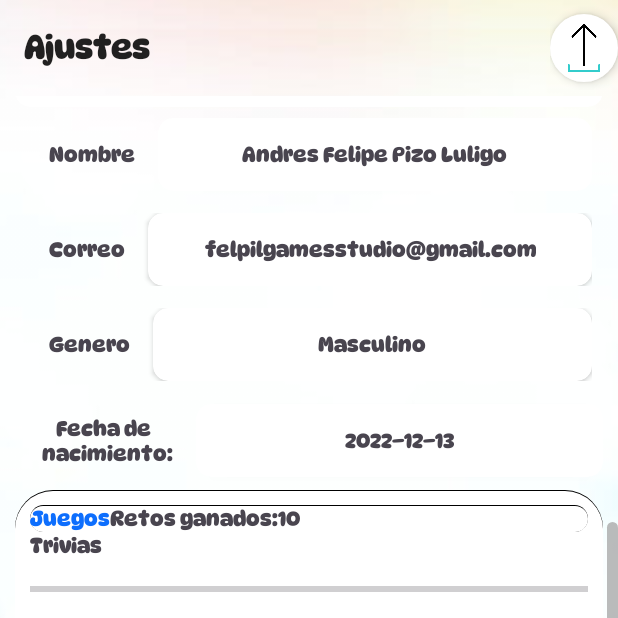
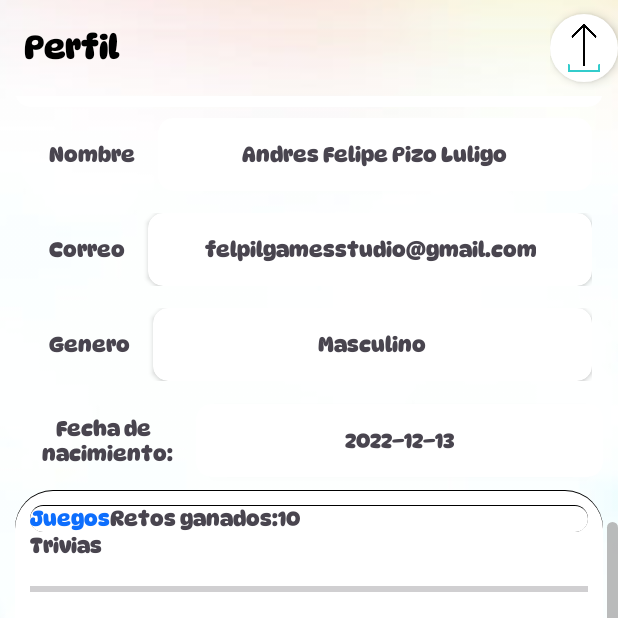
Before and after one commit to AndresFelipe077/Mis-Primeros-Auxilitos-APP, an Android app: the Profile screen opened directly, with no data from a screen before it, scrolled down 458 dp, on a phone screen of 412 x 824 dp, the top half of it. Run offline under Robolectric (Android 15) with nearby library versions, the phone set to English and light mode, and no system bars; our stand-ins replace CircleImageView; libraries missing offline, so code that uses them is left out: www.sanju.motiontoast; pictures from the network do not load; 1 statement that could not run was skipped.

Commit message:
Change title ajustes to Perfil

```diff
--- a/app/src/main/java/com/auxilitos/mis_primeros_auxilitos/registro/Profile.kt
+++ b/app/src/main/java/com/auxilitos/mis_primeros_auxilitos/registro/Profile.kt
@@ -23,18 +23,19 @@ import com.auxilitos.mis_primeros_auxilitos.databinding.ActivityProfileBinding
 import com.auxilitos.mis_primeros_auxilitos.model.response.RegisterResponse
 import com.auxilitos.mis_primeros_auxilitos.model.response.User
 import com.auxilitos.mis_primeros_auxilitos.model.response.UserManager
+import com.bumptech.glide.Glide
 import com.google.android.material.bottomsheet.BottomSheetDialog
 import com.google.android.material.dialog.MaterialAlertDialogBuilder
 import de.hdodenhof.circleimageview.CircleImageView
 import retrofit2.Call
 import retrofit2.Callback
 import retrofit2.Response
-import com.bumptech.glide.Glide
 
 @Suppress("NAME_SHADOWING")
 class Profile : AppCompatActivity(), View.OnClickListener {
 
     private lateinit var binding: ActivityProfileBinding
+
     private val toast = ToastCustom()
     private var keyBoard = KeyBoard()
 
@@ -52,7 +53,6 @@ class Profile : AppCompatActivity(), View.OnClickListener {
     private lateinit var tvFechaNacimiento: TextView
 
     private lateinit var cerrarSesion: Button
-    private lateinit var btnToast : Button
 
     private lateinit var profileImage: CircleImageView
 
--- a/app/src/main/res/layout/activity_profile.xml
+++ b/app/src/main/res/layout/activity_profile.xml
@@ -15,7 +15,10 @@
         android:layout_height="?attr/actionBarSize"
         android:background="#00000000"
         app:popupTheme="@style/ThemeOverlay.AppCompat.Light"
-        app:theme="@style/ThemeOverlay.AppCompat.Light">
+        app:theme="@style/ThemeOverlay.AppCompat.Light"
+        app:titleTextColor="@color/black"
+        app:title="Perfil"
+        >
     </androidx.appcompat.widget.Toolbar>
 
     <ScrollView
```
